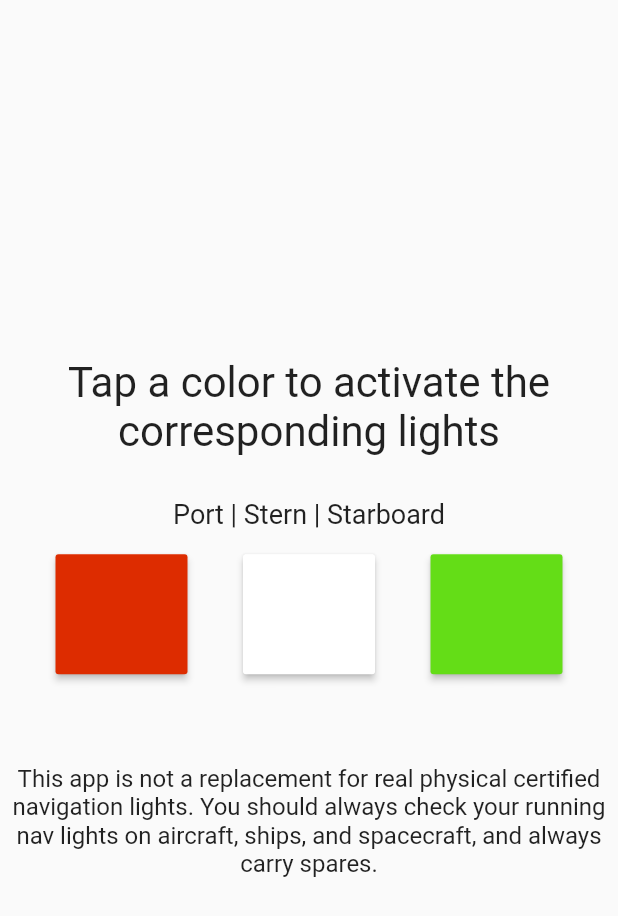
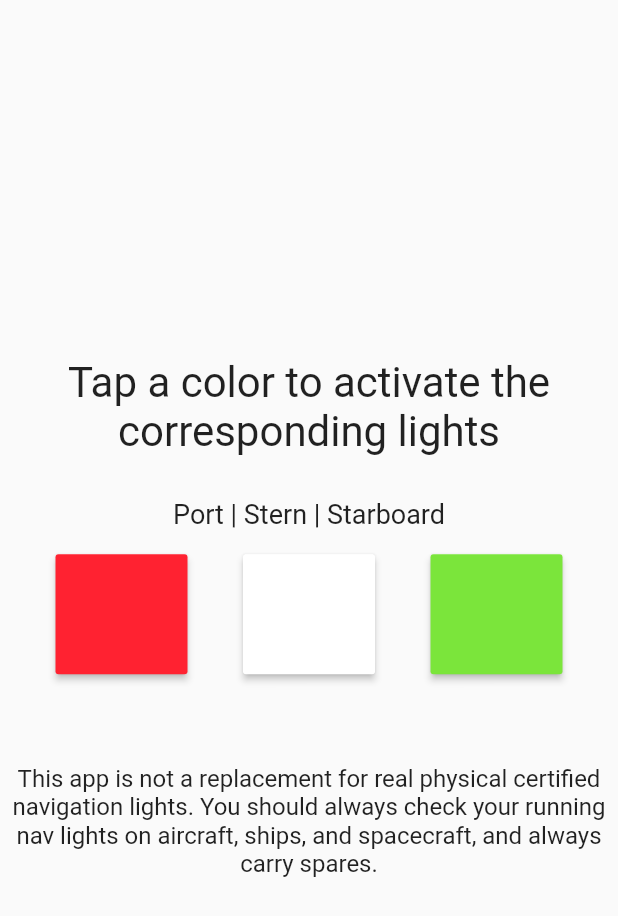
Before and after one commit to supitchayapat/emergency-nav-lights-sim-flutter, a Flutter app: the screen it shows after launch, on a phone screen of 412 x 824 dp. Shown: the top 916 px of the screen. Run offline on Flutter 3.47's test engine with Material 2 defaults, Android fonts, the phone set to English and light mode, and no system bars.

Commit message:
colors reflect designs
yay!

```diff
--- a/lib/page/home-page.dart
+++ b/lib/page/home-page.dart
@@ -28,11 +28,11 @@ class HomePage extends StatelessWidget {
               children: <Widget>[
                 MaterialButton(
                     height: 80.0,
-                    color: Colors.deepOrangeAccent[700],
+                    color: Color.fromARGB(255,255,34,49),
                     onPressed: () {
                       Navigator.push(
                         context,
-                        MaterialPageRoute(builder: (context) => LightPage(Colors.deepOrangeAccent[700])),
+                        MaterialPageRoute(builder: (context) => LightPage(Color.fromARGB(255,255,34,49))),
                       );
                     }),
                 MaterialButton(
@@ -46,11 +46,11 @@ class HomePage extends StatelessWidget {
                     }),
                 MaterialButton(
                     height: 80.0,
-                    color: Colors.lightGreenAccent[700],
+                    color: Color.fromARGB(255,123,229,59),
                     onPressed: () {
                       Navigator.push(
                         context,
-                        MaterialPageRoute(builder: (context) => LightPage(Colors.lightGreenAccent[700])),
+                        MaterialPageRoute(builder: (context) => LightPage(Color.fromARGB(255,123,229,59))),
                       );
                     }),
               ],
```
